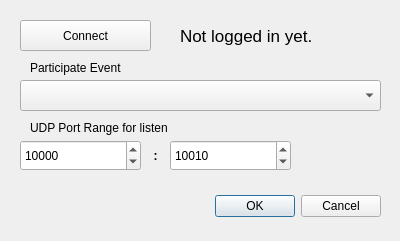
Before: the Qt Designer form src/UI/settings-dialog.ui in OPENSPHERE-Inc/src-link, drawn with Qt 5.
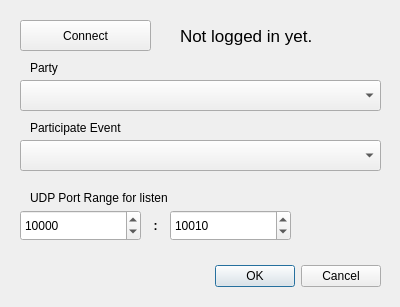
After: the same form once the commit is applied.

Patch:
```diff
--- a/src/UI/settings-dialog.ui
+++ b/src/UI/settings-dialog.ui
@@ -7,7 +7,7 @@
     <x>0</x>
     <y>0</y>
     <width>400</width>
-    <height>241</height>
+    <height>307</height>
    </rect>
   </property>
   <property name="windowTitle">
@@ -17,7 +17,7 @@
    <property name="geometry">
     <rect>
      <x>20</x>
-     <y>190</y>
+     <y>260</y>
      <width>361</width>
      <height>32</height>
     </rect>
@@ -64,7 +64,7 @@
    <property name="geometry">
     <rect>
      <x>30</x>
-     <y>60</y>
+     <y>120</y>
      <width>351</width>
      <height>16</height>
     </rect>
@@ -77,17 +77,20 @@
    <property name="geometry">
     <rect>
      <x>20</x>
-     <y>80</y>
+     <y>140</y>
      <width>361</width>
      <height>31</height>
     </rect>
    </property>
+   <property name="placeholderText">
+    <string>SelectPartyFirst</string>
+   </property>
   </widget>
   <widget class="QLabel" name="portRangeLabel">
    <property name="geometry">
     <rect>
      <x>30</x>
-     <y>120</y>
+     <y>190</y>
      <width>351</width>
      <height>16</height>
     </rect>
@@ -100,7 +103,7 @@
    <property name="geometry">
     <rect>
      <x>20</x>
-     <y>140</y>
+     <y>210</y>
      <width>121</width>
      <height>31</height>
     </rect>
@@ -119,7 +122,7 @@
    <property name="geometry">
     <rect>
      <x>170</x>
-     <y>140</y>
+     <y>210</y>
      <width>121</width>
      <height>31</height>
     </rect>
@@ -138,7 +141,7 @@
    <property name="geometry">
     <rect>
      <x>140</x>
-     <y>140</y>
+     <y>210</y>
      <width>31</width>
      <height>31</height>
     </rect>
@@ -155,6 +158,32 @@
     <set>Qt::AlignmentFlag::AlignCenter</set>
    </property>
   </widget>
+  <widget class="QComboBox" name="activePartyComboBox">
+   <property name="geometry">
+    <rect>
+     <x>20</x>
+     <y>80</y>
+     <width>361</width>
+     <height>31</height>
+    </rect>
+   </property>
+   <property name="placeholderText">
+    <string/>
+   </property>
+  </widget>
+  <widget class="QLabel" name="partyLabel">
+   <property name="geometry">
+    <rect>
+     <x>30</x>
+     <y>60</y>
+     <width>351</width>
+     <height>16</height>
+    </rect>
+   </property>
+   <property name="text">
+    <string>Party</string>
+   </property>
+  </widget>
  </widget>
  <resources/>
  <connections>
```
Left out of the diff: 4 changed lines with no effect on the pictures.
